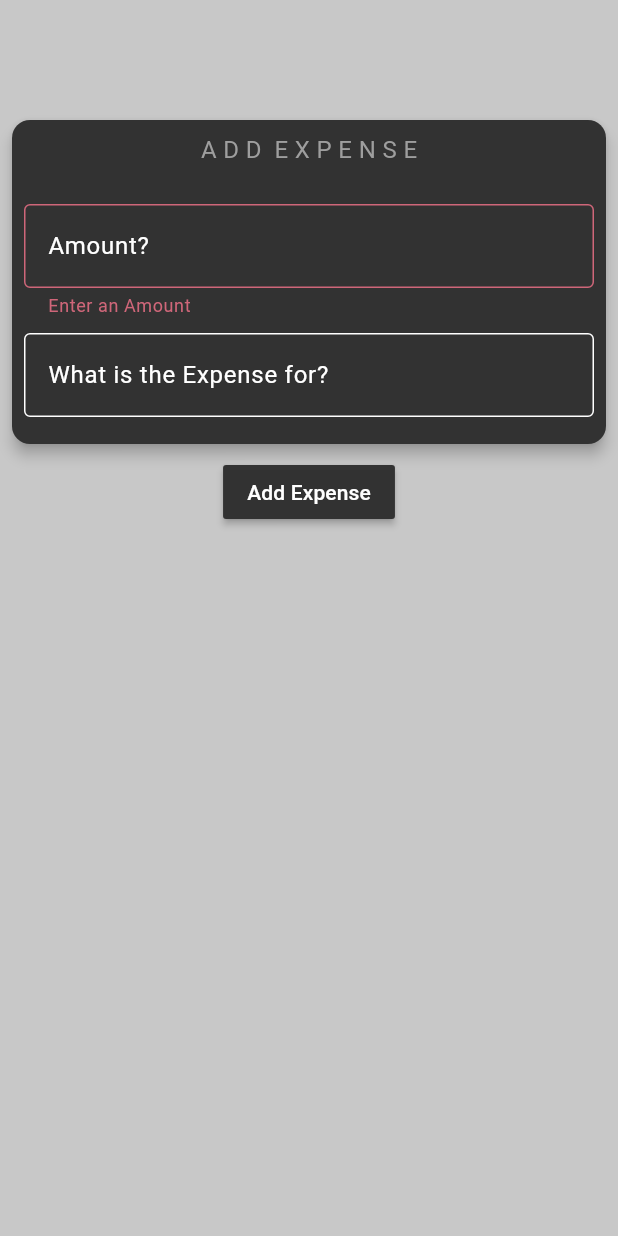
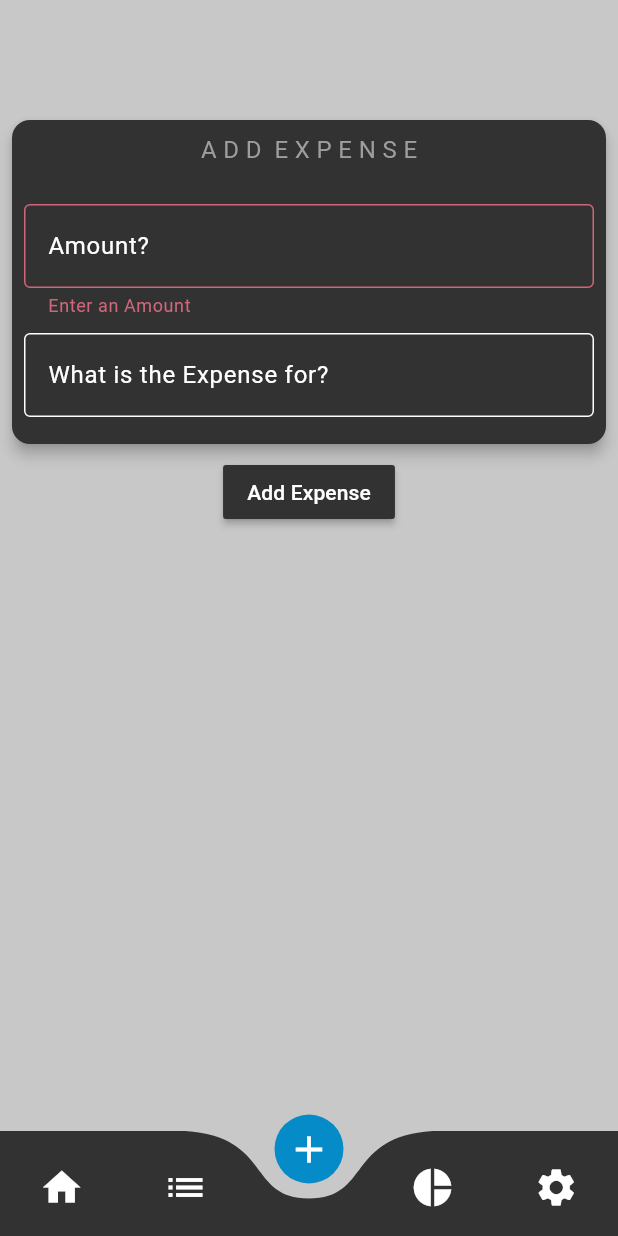
Before and after one commit to Jaashee/PennyWorth, a Flutter app: the screen it shows after launch, item 3 of the bottom bar chosen, after a tap on "Add Expense", on a phone screen of 412 x 824 dp. Run offline on Flutter 3.47's test engine with Material 3 defaults, Android fonts, the light colour scheme and no system bars; drawn by our look-alikes of curved_navigation_bar; our stand-ins replace shared_preferences; missing offline and left inert: gsheets; key blocks and very long unbroken strings in the code were emptied for the run.

Commit message:
Delete button on transaction Page and cleaned code

```diff
--- a/lib/add_expensepage.dart
+++ b/lib/add_expensepage.dart
@@ -27,15 +27,17 @@ class _AddExpensePageState extends State<AddExpensePage> {
   @override
   Widget build(BuildContext context) {
     return Scaffold(
+      bottomNavigationBar: const NavBar(selectedIndex: 2),
       body: Column(
         children: [
           Card(
             color: const Color.fromARGB(255, 50, 50, 50),
             elevation: 4.0,
-            margin: EdgeInsets.only(top: 80, left: 8, right: 8, bottom: 8),
+            margin:
+                const EdgeInsets.only(top: 80, left: 8, right: 8, bottom: 8),
             child: Padding(
               padding: const EdgeInsets.all(8.0),
-              child: Container(
+              child: SizedBox(
                 height: 200,
                 child: Center(
                   child: Column(
@@ -44,7 +46,7 @@ class _AddExpensePageState extends State<AddExpensePage> {
                         'A D D  E X P E N S E',
                         style: TextStyle(color: Colors.grey[500], fontSize: 16),
                       ),
-                      SizedBox(
+                      const SizedBox(
                         height: 25,
                       ),
                       Row(
@@ -53,7 +55,7 @@ class _AddExpensePageState extends State<AddExpensePage> {
                             child: Form(
                               key: _formKey,
                               child: TextFormField(
-                                decoration: InputDecoration(
+                                decoration: const InputDecoration(
                                   border: OutlineInputBorder(),
                                   hintText: 'Amount?',
                                 ),
@@ -69,14 +71,14 @@ class _AddExpensePageState extends State<AddExpensePage> {
                           ),
                         ],
                       ),
-                      SizedBox(
+                      const SizedBox(
                         height: 10,
                       ),
                       Row(
                         children: [
                           Expanded(
                             child: TextField(
-                              decoration: InputDecoration(
+                              decoration: const InputDecoration(
                                 border: OutlineInputBorder(),
                                 hintText: 'What is the Expense for?',
                               ),
@@ -95,7 +97,7 @@ class _AddExpensePageState extends State<AddExpensePage> {
             alignment: Alignment.center,
             child: MaterialButton(
               color: const Color.fromARGB(255, 50, 50, 50),
-              child: Text(
+              child: const Text(
                 'Add Expense',
                 style: TextStyle(),
               ),
@@ -108,11 +110,11 @@ class _AddExpensePageState extends State<AddExpensePage> {
                       context: context,
                       builder: (BuildContext context) {
                         return AlertDialog(
-                          title: Text('Sucessful!'),
-                          content: Text('Expense has been added'),
+                          title: const Text('Sucessful!'),
+                          content: const Text('Expense has been added'),
                           actions: <Widget>[
                             TextButton(
-                              child: Text('Close'),
+                              child: const Text('Close'),
                               onPressed: () {
                                 Navigator.of(context).pop();
                               },
--- a/lib/budget_card.dart
+++ b/lib/budget_card.dart
@@ -3,17 +3,17 @@ import 'package:flutter/material.dart';
 class BudgetCard extends StatelessWidget {
   final String balance;
 
-  BudgetCard({required this.balance});
+  const BudgetCard({super.key, required this.balance});
 
   @override
   Widget build(BuildContext context) {
     return Card(
       color: const Color.fromARGB(255, 50, 50, 50),
       elevation: 4.0,
-      margin: EdgeInsets.all(8),
+      margin: const EdgeInsets.all(8),
       child: Padding(
         padding: const EdgeInsets.all(8.0),
-        child: Container(
+        child: SizedBox(
           height: 200,
           child: Center(
             child: Column(
@@ -22,7 +22,7 @@ class BudgetCard extends StatelessWidget {
                   'B A L A N C E',
                   style: TextStyle(color: Colors.grey[500], fontSize: 16),
                 ),
-                SizedBox(height: 50),
+                const SizedBox(height: 50),
                 Text(balance,
                     style: TextStyle(
                         color: Colors.grey[500],
--- a/lib/gsheets_api.dart
+++ b/lib/gsheets_api.dart
@@ -65,4 +65,10 @@ class GoogleSheetsApi {
     currentTrans.add([name, amount]);
     await _worksheet!.values.appendRow([name, amount]);
   }
+
+  static Future<void> deleteTransaction(int index) async {
+    // Adjust the row number as needed based on your sheet's structure
+    final rowNum = index + 2; // Assuming there is a header row
+    await _worksheet!.deleteRow(rowNum);
+  }
 }
--- a/lib/homepage.dart
+++ b/lib/homepage.dart
@@ -40,7 +40,7 @@ class _HomePageState extends State<HomePage> {
         child: Column(
           children: [
             const TitleCard(),
-            BudgetCard(
+            const BudgetCard(
               balance: '\$ 10000',
             ),
             Expanded(
--- a/lib/loading_circle.dart
+++ b/lib/loading_circle.dart
@@ -5,8 +5,8 @@ class LoadingCircle extends StatelessWidget {
 
   @override
   Widget build(BuildContext context) {
-    return Center(
-      child: Container(
+    return const Center(
+      child: SizedBox(
         height: 25,
         width: 25,
         child: CircularProgressIndicator(),
--- a/lib/navbar.dart
+++ b/lib/navbar.dart
@@ -16,6 +16,7 @@ class NavBar extends StatefulWidget {
   }) : super(key: key);
 
   @override
+  // ignore: library_private_types_in_public_api
   _NavBarState createState() => _NavBarState();
 }
 
@@ -58,9 +59,9 @@ class _NavBarState extends State<NavBar> {
 
     return CurvedNavigationBar(
       backgroundColor: Colors.transparent,
-      buttonBackgroundColor: Colors.blueAccent,
+      buttonBackgroundColor: const Color.fromARGB(255, 5, 140, 200),
       color: const Color.fromARGB(255, 50, 50, 50),
-      height: 60,
+      height: 70,
       items: items,
       index: _selectedIndex,
       onTap: (index) {
--- a/lib/title_card.dart
+++ b/lib/title_card.dart
@@ -5,6 +5,7 @@ class TitleCard extends StatefulWidget {
   const TitleCard({Key? key}) : super(key: key);
 
   @override
+  // ignore: library_private_types_in_public_api
   _TitleCardState createState() => _TitleCardState();
 }
 
@@ -28,12 +29,12 @@ class _TitleCardState extends State<TitleCard> {
   @override
   Widget build(BuildContext context) {
     return Card(
-      color: Color.fromARGB(255, 50, 50, 50),
+      color: const Color.fromARGB(255, 50, 50, 50),
       elevation: 4.0,
-      margin: EdgeInsets.only(top: 40, left: 8, right: 8, bottom: 8),
+      margin: const EdgeInsets.only(top: 40, left: 8, right: 8, bottom: 8),
       child: Padding(
         padding: const EdgeInsets.all(8.0),
-        child: Container(
+        child: SizedBox(
           height: 70,
           child: Align(
             alignment: Alignment.topLeft,
@@ -43,7 +44,7 @@ class _TitleCardState extends State<TitleCard> {
                   'P E N N Y W O R T H',
                   style: TextStyle(color: Colors.grey[500], fontSize: 16),
                 ),
-                SizedBox(height: 10),
+                const SizedBox(height: 10),
                 Text('Welcome, $_userName', // Use the loaded user name
                     style: TextStyle(color: Colors.grey[500], fontSize: 16))
               ],
```
Also changed, not shown: lib/settingspage.dart (+27 -18 lines), lib/transaction_card.dart (+9 -8 lines), lib/transactionspage.dart (+27 -26 lines).
